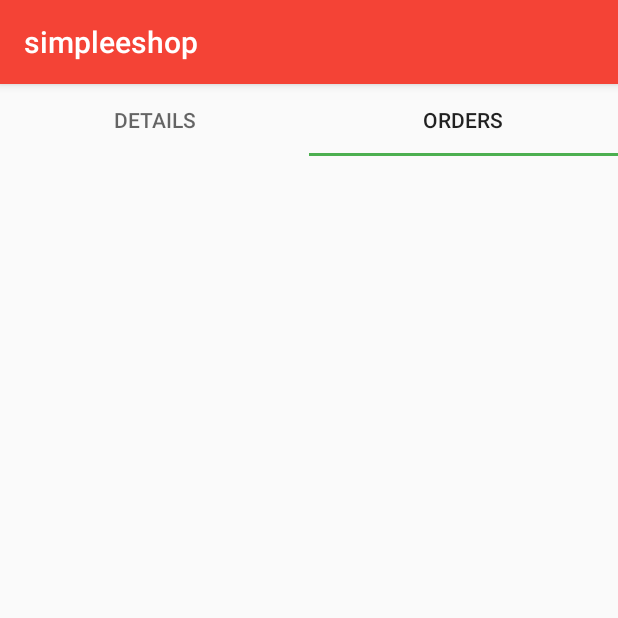
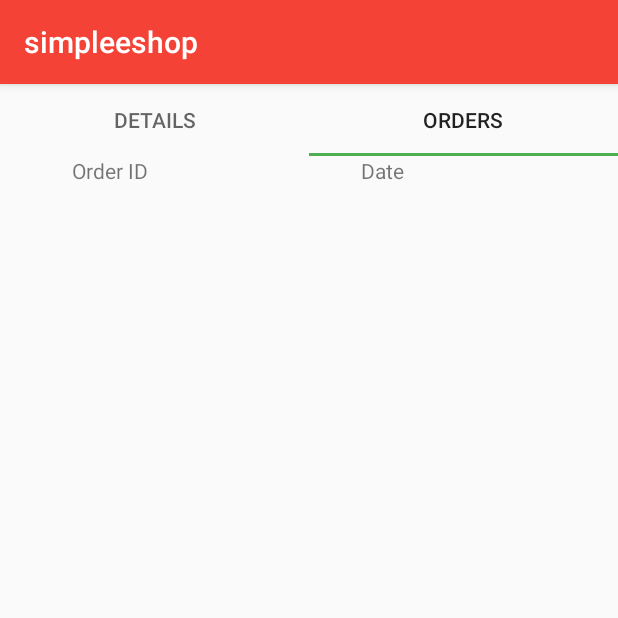
Before and after one commit to stefaniamak/Verop, an Android app: the fragment AccountFragment shown on its own in the app's theme, tab 2 chosen, on a phone screen of 412 x 824 dp, the top half of it. Run offline under Robolectric (Android 15) with nearby library versions, the phone set to English and light mode, and no system bars; our stand-ins replace Room's generated code; 1 statement that could not run was skipped.

Commit message:
orders layout

```diff
--- a/app/src/main/java/com/example/simpleeshop/database/MyDao.java
+++ b/app/src/main/java/com/example/simpleeshop/database/MyDao.java
@@ -24,7 +24,7 @@ public interface MyDao {
     public void insertProduct(Products products);
 
     @Insert
-    public void insertOrder(Orders orders);
+    public long insertOrder(Orders orders);
 
     @Insert
     public void insertOrderedItems(OrderedItems orderedItems);
@@ -80,6 +80,9 @@ public interface MyDao {
     @Query("SELECT pi.path FROM productImages pi JOIN products pr ON pi.id = pr.imageId WHERE pr.id = :prId")
     public String getImagePath(int prId);
 
+    @Query("SELECT * FROM orders WHERE uid = :id")
+    public List<Orders> getUserOrders(int id);
+
     @Query("SELECT quantity FROM orderedItems WHERE type = 'purchase'")
     public List<Integer> getTotalPurchases();
 
--- a/app/src/main/res/layout/fragment_user_orders.xml
+++ b/app/src/main/res/layout/fragment_user_orders.xml
@@ -7,64 +7,48 @@
     tools:context=".ui.account.UserOrders">
 
     <!-- TODO: Update blank fragment layout -->
-<!--    <TextView-->
-<!--        android:layout_width="match_parent"-->
-<!--        android:layout_height="wrap_content"-->
-<!--        android:gravity="center"-->
-<!--        android:textSize="24dp"-->
-<!--        android:text="User Profile" />-->
 
 
-<!--    <TableLayout-->
-<!--        android:layout_width="match_parent"-->
-<!--        android:layout_height="match_parent">-->
+    <ScrollView
+        android:layout_width="match_parent"
+        android:layout_height="match_parent">
 
-<!--        <TableRow-->
-<!--            android:layout_width="match_parent"-->
-<!--            android:layout_height="match_parent" >-->
+        <TableLayout
+            android:id="@+id/userOrdersTable"
+            android:layout_width="match_parent"
+            android:layout_height="wrap_content"
+            android:orientation="vertical" >
 
-<!--        <ListView-->
-<!--            android:id="@+id/shop_list_view"-->
-<!--            android:layout_width="wrap_content"-->
-<!--            android:layout_height="90dp"-->
-<!--            android:clickable="true"-->
-<!--            android:clipChildren="true"-->
-<!--            android:mode="twoLine"-->
-<!--            android:padding="20dp" />-->
+            <TableRow
+                android:layout_width="match_parent"
+                android:layout_height="match_parent">
 
-<!--        </TableRow>-->
-<!--        <TableRow-->
-<!--            android:layout_width="match_parent"-->
-<!--            android:layout_height="match_parent" >-->
+                <TextView
+                    android:layout_width="wrap_content"
+                    android:layout_height="wrap_content"
+                    android:layout_weight="0.5"
+                    android:gravity="center"
+                    android:text="Order ID" />
 
-<!--            <ListView-->
-<!--                android:id="@+id/shop_list_view"-->
-<!--                android:layout_width="wrap_content"-->
-<!--                android:layout_height="50dp"-->
-<!--                android:clickable="true"-->
-<!--                android:clipChildren="true"-->
-<!--                android:mode="twoLine"-->
-<!--                 />-->
+                <TextView
+                    android:layout_width="wrap_content"
+                    android:layout_height="wrap_content"
+                    android:layout_weight="1"
+                    android:gravity="center"
+                    android:text="Date" />
 
-<!--        </TableRow>-->
+                <TextView
+                    android:layout_width="wrap_content"
+                    android:layout_height="wrap_content"
+                    android:layout_weight="0.25"
 
-<!--        <TableRow-->
-<!--            android:layout_width="match_parent"-->
-<!--            android:layout_height="match_parent" >-->
+                    android:text="" />
 
-<!--            <ListView-->
-<!--                android:id="@+id/shop_list_view"-->
-<!--                android:layout_width="wrap_content"-->
-<!--                android:layout_height="50dp"-->
-<!--                android:clickable="true"-->
-<!--                android:clipChildren="true"-->
-<!--                android:mode="twoLine"-->
-<!--                android:padding="20dp" />-->
 
-<!--        </TableRow>-->
+            </TableRow>
+        </TableLayout>
 
-<!--        <TableRow-->
-<!--            android:layout_width="match_parent"-->
-<!--            android:layout_height="match_paren t" />-->
-<!--    </TableLayout>-->
+
+
+    </ScrollView>
 </FrameLayout>
```
Also changed, not shown: app/src/main/java/com/example/simpleeshop/ui/account/UserOrders.java (+85 -1 lines), app/src/main/java/com/example/simpleeshop/ui/shop/CartBottomSheetDialog.java (+26 -8 lines).
